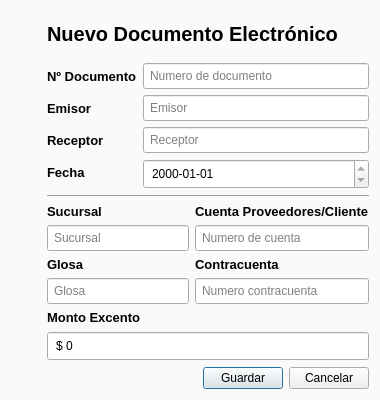
Above: GUI/editarDocumentoDialog.ui from firenessmax/bte001 before the change. Below: the same form after it.
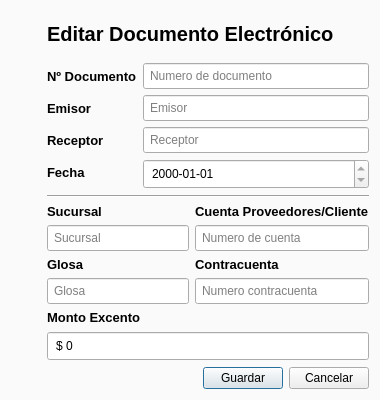
That is the form after the change. Icons and pictures are not drawn.

Commit message: update combobox editar otras cosas

Diff of the .ui file:
```diff
--- a/GUI/editarDocumentoDialog.ui
+++ b/GUI/editarDocumentoDialog.ui
@@ -140,7 +140,7 @@
         </font>
        </property>
        <property name="text">
-        <string>Nuevo Documento Electrónico</string>
+        <string>Editar Documento Electrónico</string>
        </property>
       </widget>
      </item>
```
Left out of the diff: 8 changed lines with no effect on the pictures. The commit also changes 6 other files.
